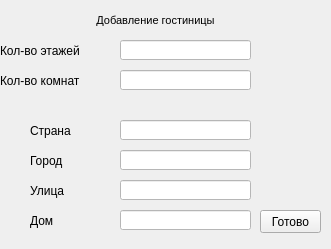
Before: the Qt Designer form add_hostel.ui in AnastasiaPotapova/kd_nti_hotel_app, drawn with Qt 5.
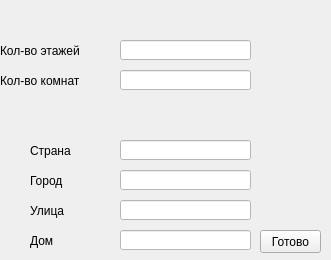
After: the same form once the commit is applied.

```diff
--- a/add_hostel.ui
+++ b/add_hostel.ui
@@ -7,7 +7,7 @@
     <x>0</x>
     <y>0</y>
     <width>331</width>
-    <height>249</height>
+    <height>260</height>
    </rect>
   </property>
   <property name="windowTitle">
@@ -17,7 +17,7 @@
    <property name="geometry">
     <rect>
      <x>120</x>
-     <y>210</y>
+     <y>230</y>
      <width>131</width>
      <height>20</height>
     </rect>
@@ -43,7 +43,7 @@
    <property name="geometry">
     <rect>
      <x>30</x>
-     <y>180</y>
+     <y>200</y>
      <width>51</width>
      <height>21</height>
     </rect>
@@ -82,7 +82,7 @@
    <property name="geometry">
     <rect>
      <x>120</x>
-     <y>180</y>
+     <y>200</y>
      <width>131</width>
      <height>20</height>
     </rect>
@@ -108,7 +108,7 @@
    <property name="geometry">
     <rect>
      <x>120</x>
-     <y>150</y>
+     <y>170</y>
      <width>131</width>
      <height>20</height>
     </rect>
@@ -121,7 +121,7 @@
    <property name="geometry">
     <rect>
      <x>260</x>
-     <y>210</y>
+     <y>230</y>
      <width>61</width>
      <height>23</height>
     </rect>
@@ -137,7 +137,7 @@
    <property name="geometry">
     <rect>
      <x>30</x>
-     <y>120</y>
+     <y>140</y>
      <width>51</width>
      <height>21</height>
     </rect>
@@ -150,7 +150,7 @@
    <property name="geometry">
     <rect>
      <x>120</x>
-     <y>120</y>
+     <y>140</y>
      <width>131</width>
      <height>20</height>
     </rect>
@@ -163,7 +163,7 @@
    <property name="geometry">
     <rect>
      <x>30</x>
-     <y>210</y>
+     <y>230</y>
      <width>51</width>
      <height>21</height>
     </rect>
@@ -192,14 +192,14 @@
 &lt;html&gt;&lt;head&gt;&lt;meta name=&quot;qrichtext&quot; content=&quot;1&quot; /&gt;&lt;style type=&quot;text/css&quot;&gt;
 p, li { white-space: pre-wrap; }
 &lt;/style&gt;&lt;/head&gt;&lt;body style=&quot; font-family:'Ubuntu'; font-size:11pt; font-weight:400; font-style:normal;&quot;&gt;
-&lt;p align=&quot;center&quot; style=&quot; margin-top:0px; margin-bottom:0px; margin-left:0px; margin-right:0px; -qt-block-indent:0; text-indent:0px;&quot;&gt;&lt;span style=&quot; font-family:'MS Shell Dlg 2'; font-size:8pt;&quot;&gt;Добавление гостиницы&lt;/span&gt;&lt;/p&gt;&lt;/body&gt;&lt;/html&gt;</string>
+&lt;p align=&quot;center&quot; style=&quot;-qt-paragraph-type:empty; margin-top:0px; margin-bottom:0px; margin-left:0px; margin-right:0px; -qt-block-indent:0; text-indent:0px;&quot;&gt;&lt;br /&gt;&lt;/p&gt;&lt;/body&gt;&lt;/html&gt;</string>
    </property>
   </widget>
   <widget class="QLabel" name="name_cinema_wr_4">
    <property name="geometry">
     <rect>
      <x>30</x>
-     <y>150</y>
+     <y>170</y>
      <width>51</width>
      <height>21</height>
     </rect>
@@ -208,6 +208,29 @@
     <string>Город</string>
    </property>
   </widget>
+  <widget class="QTextBrowser" name="status">
+   <property name="geometry">
+    <rect>
+     <x>30</x>
+     <y>100</y>
+     <width>181</width>
+     <height>31</height>
+    </rect>
+   </property>
+   <property name="styleSheet">
+    <string notr="true">background-color: transparent;</string>
+   </property>
+   <property name="frameShape">
+    <enum>QFrame::NoFrame</enum>
+   </property>
+   <property name="html">
+    <string>&lt;!DOCTYPE HTML PUBLIC &quot;-//W3C//DTD HTML 4.0//EN&quot; &quot;http://www.w3.org/TR/REC-html40/strict.dtd&quot;&gt;
+&lt;html&gt;&lt;head&gt;&lt;meta name=&quot;qrichtext&quot; content=&quot;1&quot; /&gt;&lt;style type=&quot;text/css&quot;&gt;
+p, li { white-space: pre-wrap; }
+&lt;/style&gt;&lt;/head&gt;&lt;body style=&quot; font-family:'Ubuntu'; font-size:11pt; font-weight:400; font-style:normal;&quot;&gt;
+&lt;p align=&quot;center&quot; style=&quot;-qt-paragraph-type:empty; margin-top:0px; margin-bottom:0px; margin-left:0px; margin-right:0px; -qt-block-indent:0; text-indent:0px;&quot;&gt;&lt;br /&gt;&lt;/p&gt;&lt;/body&gt;&lt;/html&gt;</string>
+   </property>
+  </widget>
  </widget>
  <resources/>
  <connections/>
```
Left out of the diff: 2 changed lines with no effect on the pictures.
